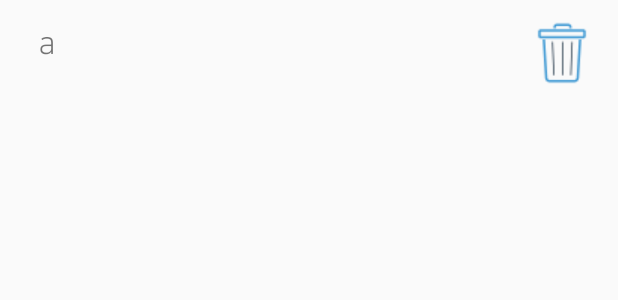
After one commit to Abdelrhman22/Trip-Project, an Android app: the layout add_note_raw.xml on its own in the app's theme, with its tools: preview values and no code run, on a phone screen of 412 x 824 dp. The commit adds this screen. Shown: the top 300 px of the screen. Run offline under Robolectric (Android 15) with nearby library versions, the phone set to English and light mode, and no system bars.

Commit message:
add_note_raw added to be used in AddTripActcvity

```diff
--- a/Trip Organizer/app/src/main/java/eg/com/iti/triporganizer/model/helpers/map_helper/MapDataParser.java
+++ b/Trip Organizer/app/src/main/java/eg/com/iti/triporganizer/model/helpers/map_helper/MapDataParser.java
@@ -1,5 +1,6 @@
 package eg.com.iti.triporganizer.model.helpers.map_helper;
 
-public class MapDataParser {
+public class MapDataParser
+{
     //append longitude and latitude to google maps query string then send it to retrofit
 }
--- /dev/null
+++ b/Trip Organizer/app/src/main/res/layout/add_note_raw.xml
@@ -0,0 +1,27 @@
+<?xml version="1.0" encoding="utf-8"?>
+<LinearLayout android:layout_width="match_parent"
+    android:layout_height="wrap_content"
+    android:orientation="horizontal"
+    android:layout_marginStart="10dp"
+    android:layout_marginEnd="10dp"
+    xmlns:android="http://schemas.android.com/apk/res/android">
+
+    <TextView
+        android:id="@+id/note_content"
+        android:layout_width="match_parent"
+        android:layout_height="wrap_content"
+        android:layout_weight="1"
+        android:text="  a  "
+        android:textSize="23sp"
+        android:layout_margin="3dp"
+        android:fontFamily="@font/light" />
+
+    <ImageView
+        android:layout_width="wrap_content"
+        android:layout_height="wrap_content"
+        android:id="@+id/btn_delete"
+        android:paddingTop="8dp"
+        android:layout_margin="3dp"
+        android:src="@drawable/ic_delete"
+        />
+</LinearLayout>
```
Also changed, not shown: Trip Organizer/app/src/main/java/eg/com/iti/triporganizer/model/NoteDTO.java (+30 -1 lines), Trip Organizer/app/src/main/java/eg/com/iti/triporganizer/screens/addTrip/adapter/RawNotesAdapter.java (+64 -3 lines), Trip Organizer/app/src/main/res/drawable/ic_delete.png (added), Trip Organizer/app/src/main/res/drawable/ic_remove.png (added), 1 other file.
